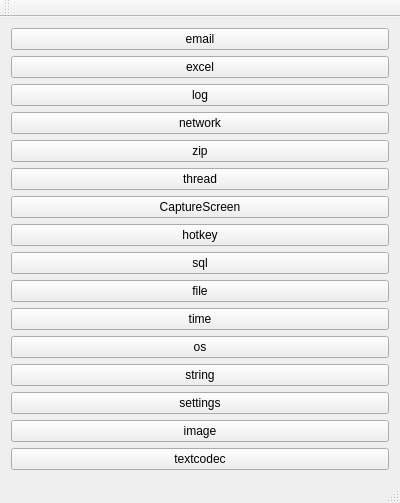
Old version of the form Core/AaaTestCore/mainwindow.ui in the repository pjh130/qt.
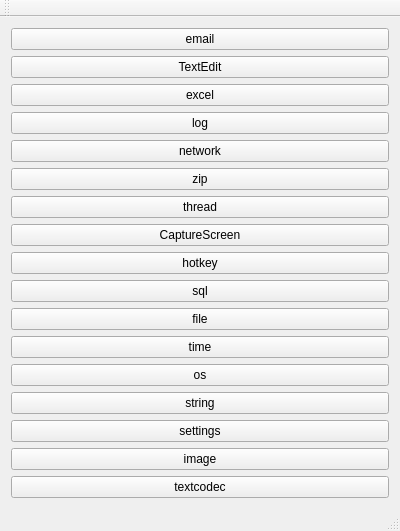
New version of the form.

```diff
--- a/Core/AaaTestCore/mainwindow.ui
+++ b/Core/AaaTestCore/mainwindow.ui
@@ -22,6 +22,13 @@
       </property>
      </widget>
     </item>
+    <item>
+     <widget class="QPushButton" name="pushButton_textedit">
+      <property name="text">
+       <string>TextEdit</string>
+      </property>
+     </widget>
+    </item>
     <item>
      <widget class="QPushButton" name="pushButton_excel">
       <property name="text">
```
